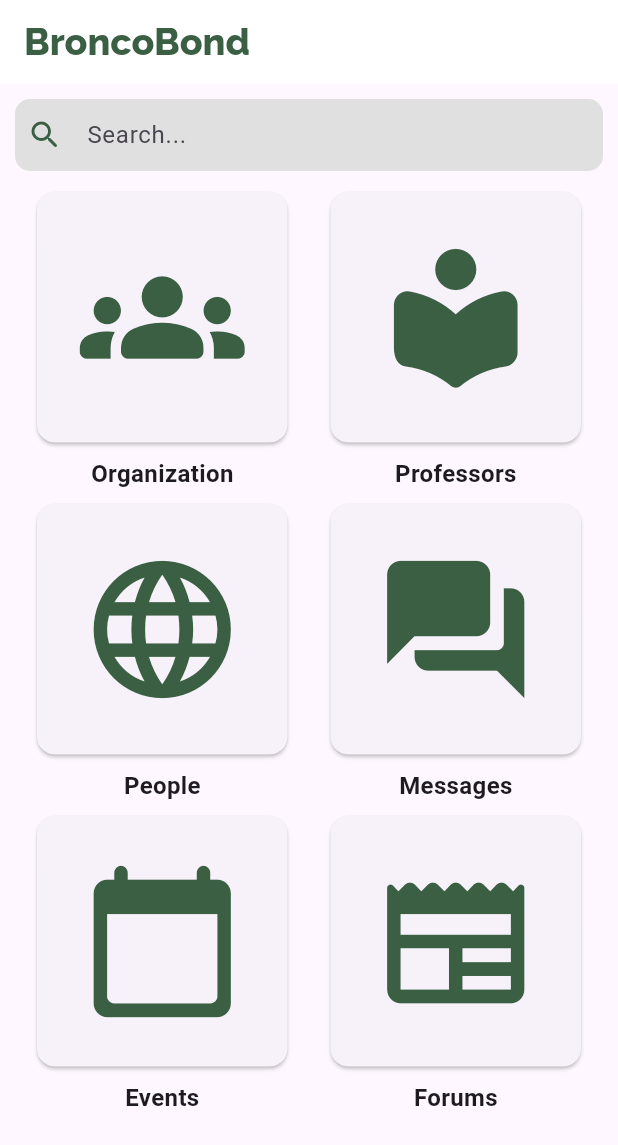
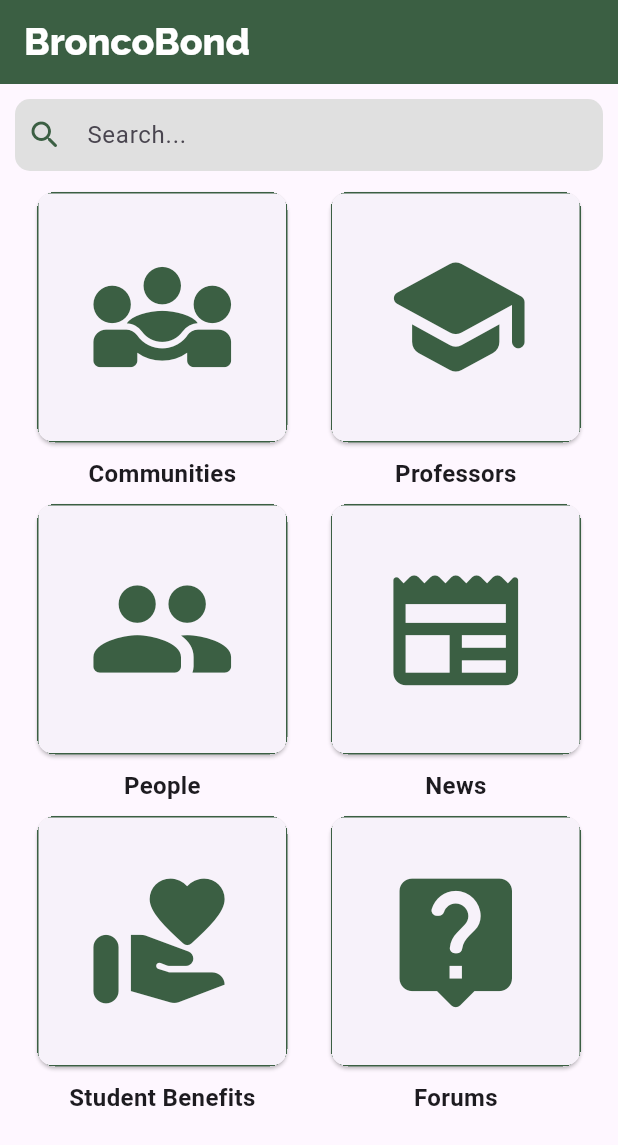
Before and after one commit to BroncoBond/Bronco-Bond, a Flutter app: the SearchPage screen opened directly, on a phone screen of 412 x 824 dp. Shown: the top 1145 px of the screen. Run offline on Flutter 3.47's test engine with Material 3 defaults, Android fonts, the phone set to English and light mode, and no system bars; our stand-ins replace google_fonts, image_picker, jwt_decoder, shared_preferences; accounts and stored records are empty; generated files the repository leaves out were written again; network calls fail.

Commit message:
added colored app bar

```diff
--- a/lib/src/screens/chat_page.dart
+++ b/lib/src/screens/chat_page.dart
@@ -19,9 +19,10 @@ class ChatPageState extends State<ChatPage> {
             textStyle: Theme.of(context).textTheme.displaySmall,
             fontSize: 25,
             fontWeight: FontWeight.w800,
-            color: const Color(0xFF3B5F43),
+            color: Colors.white,
           ),
         ),
+        backgroundColor: const Color(0xFF3B5F43),
         automaticallyImplyLeading: false,
       ),
       body: const Center(
--- a/lib/src/screens/events_page.dart
+++ b/lib/src/screens/events_page.dart
@@ -20,9 +20,10 @@ class EventsPageState extends State<EventsPage> {
             textStyle: Theme.of(context).textTheme.displaySmall,
             fontSize: 25,
             fontWeight: FontWeight.w800,
-            color: const Color(0xFF3B5F43),
+            color: Colors.white,
           ),
         ),
+        backgroundColor: const Color(0xFF3B5F43),
         automaticallyImplyLeading: false,
       ),
       body: const Center(
--- a/lib/src/screens/search_page.dart
+++ b/lib/src/screens/search_page.dart
@@ -78,7 +78,8 @@ class SearchPageState extends State<SearchPage> {
                 textStyle: Theme.of(context).textTheme.displaySmall,
                 fontSize: 25,
                 fontWeight: FontWeight.w800,
-                color: const Color(0xFF3B5F43))),
+                color: Colors.white)),
+        backgroundColor: const Color(0xFF3B5F43),
         automaticallyImplyLeading: false,
       ),
       body: Stack(
@@ -95,24 +96,25 @@ class SearchPageState extends State<SearchPage> {
                 Row(
                   mainAxisAlignment: MainAxisAlignment.spaceEvenly,
                   children: [
-                    buildIcon("Organization", Icons.groups_rounded),
-                    buildIcon("Professors", Icons.local_library_rounded),
+                    buildIcon("Communities", Icons.diversity_3_rounded),
+                    buildIcon("Professors", Icons.school_rounded),
                   ],
                 ),
                 const SizedBox(height: 5),
                 Row(
                   mainAxisAlignment: MainAxisAlignment.spaceEvenly,
                   children: [
-                    buildIcon("People", Icons.language_rounded),
-                    buildIcon("Messages", Icons.forum_rounded),
+                    buildIcon("People", Icons.group_rounded),
+                    buildIcon("News", Icons.newspaper_rounded),
                   ],
                 ),
                 const SizedBox(height: 5),
                 Row(
                   mainAxisAlignment: MainAxisAlignment.spaceEvenly,
                   children: [
-                    buildIcon("Events", Icons.calendar_today_rounded),
-                    buildIcon("Forums", Icons.newspaper_rounded),
+                    buildIcon(
+                        "Student Benefits", Icons.volunteer_activism_rounded),
+                    buildIcon("Forums", Icons.live_help_rounded),
                   ],
                 ),
               ],
@@ -194,20 +196,20 @@ class SearchPageState extends State<SearchPage> {
             height: 175,
             child: Card(
               clipBehavior: Clip.hardEdge,
-            child: InkWell(
-              splashColor: Colors.blue.withAlpha(30),
-              onTap: () {
-                debugPrint('$title tapped.');
-              },
-
+              child: Container(
+                decoration: BoxDecoration(
+                  border: Border.all(width: 1, color: const Color(0xff3B5F43)),
+                  borderRadius: BorderRadius.circular(8.0),
+                ),
                 child: Icon(
                   iconData,
-                size: 110,
+                  size: 100,
                   color: const Color(0xff3B5F43),
                 ), // Display text if imagePath is empty
               ),
             ),
-        )),
+          ),
+        ),
         const SizedBox(height: 5),
         Center(
             child: Text(
--- a/lib/src/screens/user_profile_page.dart
+++ b/lib/src/screens/user_profile_page.dart
@@ -193,9 +193,10 @@ class UserProfileState extends State<UserProfile>
                       textStyle: Theme.of(context).textTheme.displaySmall,
                       fontSize: 25,
                       fontWeight: FontWeight.w800,
-                      color: const Color(0xFF3B5F43),
+                      color: Colors.white,
                     ),
                   ),
+                  backgroundColor: const Color(0xFF3B5F43),
                   leadingWidth: 0.0,
                   actions: [
                     IconButton(
@@ -208,7 +209,7 @@ class UserProfileState extends State<UserProfile>
                           );
                         },
                         icon: const Icon(Icons.settings_rounded),
-                      color: const Color(0xFF3B5F43),
+                        color: Colors.white // const Color(0xFF3B5F43),
                         ),
                   ],
                 );
```
Also changed, not shown: lib/src/screens/home_page.dart (+5 -4 lines). Lines whose indentation alone changed are shown as unchanged.
